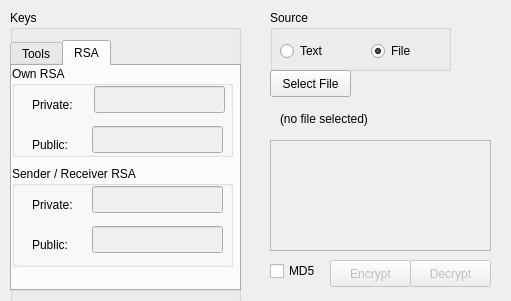
switch87/basicSecurity, file ui/AvocadoCrypto.ui: the form before one commit.
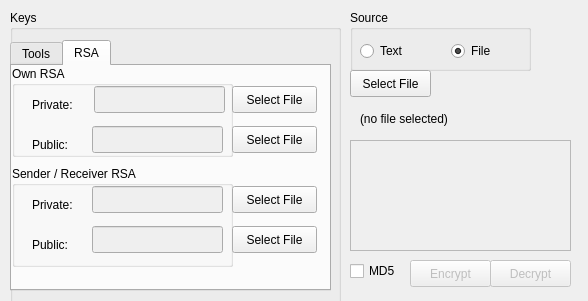
The form after the commit. The open tabs and pages were chosen to show the change. Icons and pictures are not drawn.

Commit message: Manualy select RSA keys

Patch:
```diff
--- a/ui/AvocadoCrypto.ui
+++ b/ui/AvocadoCrypto.ui
@@ -13,7 +13,7 @@
    <rect>
     <x>0</x>
     <y>0</y>
-    <width>511</width>
+    <width>588</width>
     <height>301</height>
    </rect>
   </property>
@@ -36,7 +36,7 @@
    </property>
    <property name="geometry">
     <rect>
-     <x>410</x>
+     <x>490</x>
      <y>260</y>
      <width>81</width>
      <height>27</height>
@@ -52,7 +52,7 @@
    </property>
    <property name="geometry">
     <rect>
-     <x>330</x>
+     <x>410</x>
      <y>260</y>
      <width>81</width>
      <height>27</height>
@@ -65,7 +65,7 @@
   <widget class="QGroupBox" name="group_box_source">
    <property name="geometry">
     <rect>
-     <x>270</x>
+     <x>350</x>
      <y>10</y>
      <width>181</width>
      <height>61</height>
@@ -112,7 +112,7 @@
     <rect>
      <x>10</x>
      <y>10</y>
-     <width>231</width>
+     <width>331</width>
      <height>321</height>
     </rect>
    </property>
@@ -124,7 +124,7 @@
      <rect>
       <x>0</x>
       <y>30</y>
-      <width>231</width>
+      <width>321</width>
       <height>251</height>
      </rect>
     </property>
@@ -338,6 +338,58 @@
        </property>
       </widget>
      </widget>
+     <widget class="QPushButton" name="button_select_own_private">
+      <property name="geometry">
+       <rect>
+        <x>220</x>
+        <y>20</y>
+        <width>85</width>
+        <height>27</height>
+       </rect>
+      </property>
+      <property name="text">
+       <string>Select File</string>
+      </property>
+     </widget>
+     <widget class="QPushButton" name="button_select_own_public">
+      <property name="geometry">
+       <rect>
+        <x>220</x>
+        <y>60</y>
+        <width>85</width>
+        <height>27</height>
+       </rect>
+      </property>
+      <property name="text">
+       <string>Select File</string>
+      </property>
+     </widget>
+     <widget class="QPushButton" name="button_select_rec_private">
+      <property name="geometry">
+       <rect>
+        <x>220</x>
+        <y>120</y>
+        <width>85</width>
+        <height>27</height>
+       </rect>
+      </property>
+      <property name="text">
+       <string>Select File</string>
+      </property>
+     </widget>
+     <widget class="QPushButton" name="button_select_rec_public">
+      <property name="geometry">
+       <rect>
+        <x>220</x>
+        <y>160</y>
+        <width>85</width>
+        <height>27</height>
+       </rect>
+      </property>
+      <property name="text">
+       <string>Select File</string>
+      </property>
+     </widget>
     </widget>
    </widget>
   </widget>
@@ -347,7 +399,7 @@
    </property>
    <property name="geometry">
     <rect>
-     <x>270</x>
+     <x>350</x>
      <y>140</y>
      <width>221</width>
      <height>111</height>
@@ -357,7 +409,7 @@
   <widget class="QPushButton" name="button_file_select">
    <property name="geometry">
     <rect>
-     <x>270</x>
+     <x>350</x>
      <y>70</y>
      <width>81</width>
      <height>27</height>
@@ -370,7 +422,7 @@
   <widget class="QLabel" name="label_selected_file">
    <property name="geometry">
     <rect>
-     <x>280</x>
+     <x>360</x>
      <y>110</y>
      <width>91</width>
      <height>17</height>
@@ -383,7 +435,7 @@
   <widget class="QCheckBox" name="check_box_md5">
    <property name="geometry">
     <rect>
-     <x>270</x>
+     <x>350</x>
      <y>260</y>
      <width>51</width>
      <height>22</height>
```
The commit also changes 7 other files.
